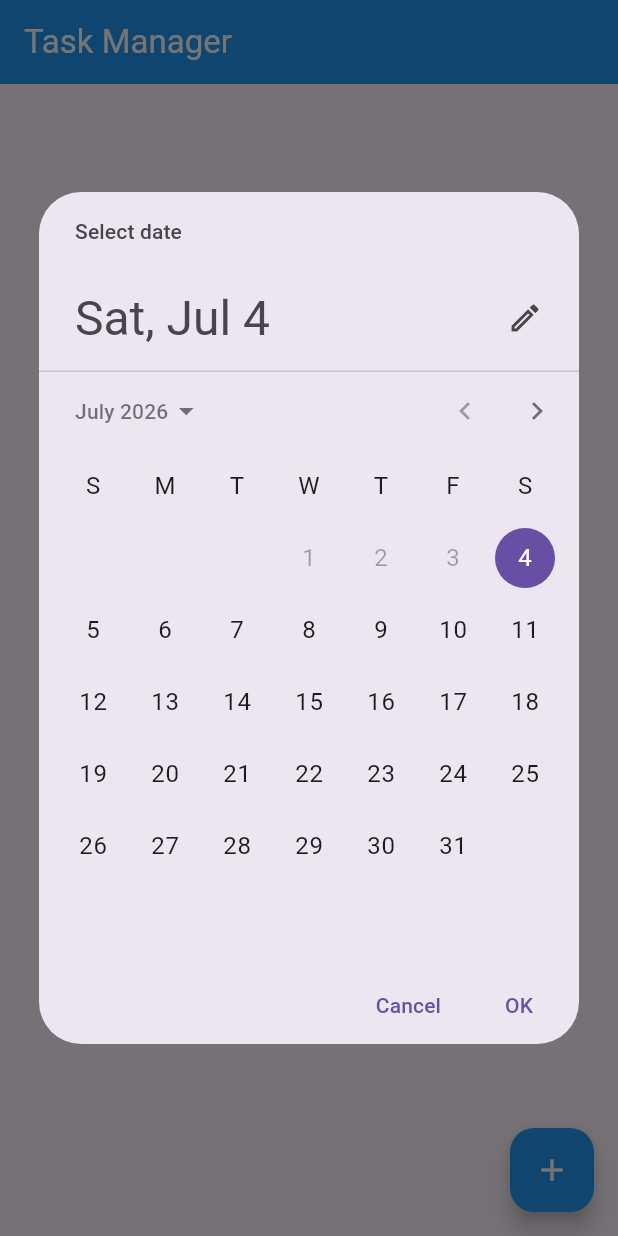
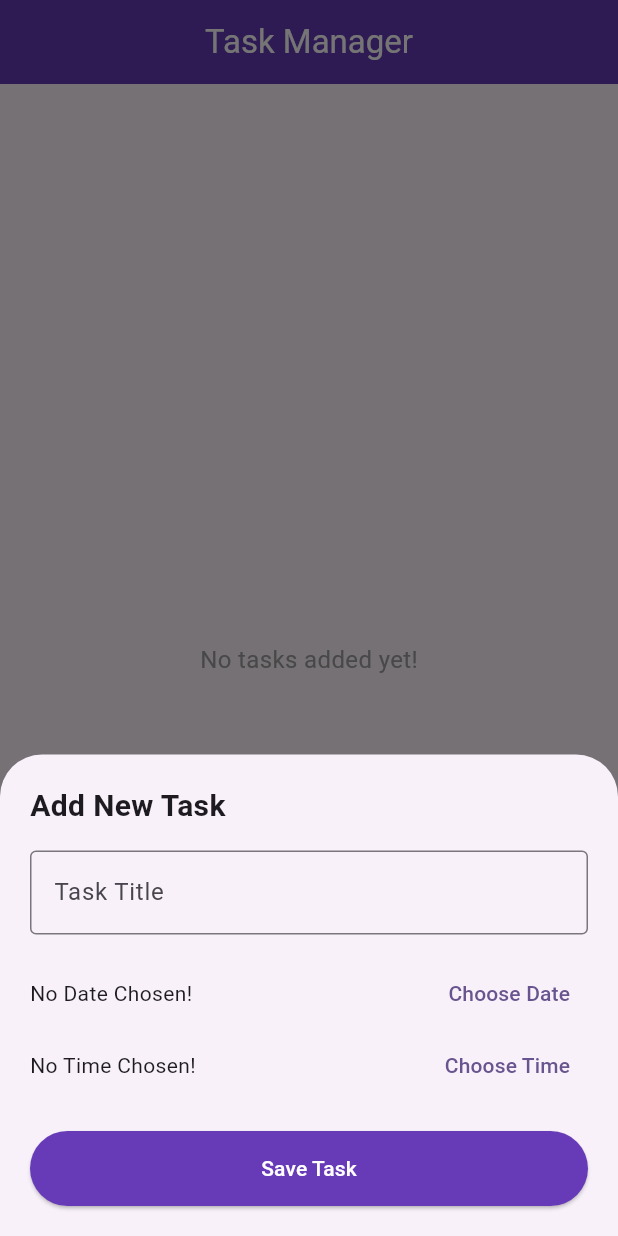
Before and after one commit to rachanans09/Task_manager_app, a Flutter app: the screen it shows after launch, after a tap on the "add" icon, on a phone screen of 412 x 824 dp. Run offline on Flutter 3.47's test engine with Material 3 defaults, Android fonts, the phone set to English and light mode, and no system bars.

Commit message:
Completed full task manager app setup

```diff
--- a/lib/main.dart
+++ b/lib/main.dart
@@ -1,23 +1,23 @@
 import 'package:flutter/material.dart';
-import 'package:provider/provider.dart';
-import 'providers/task_provider.dart';
 import 'screens/home_screen.dart';
 
 void main() {
-  runApp(const MyApp());
+  runApp(const TaskApp());
 }
 
-class MyApp extends StatelessWidget {
-  const MyApp({super.key});
+class TaskApp extends StatelessWidget {
+  const TaskApp({super.key});
 
   @override
   Widget build(BuildContext context) {
-    return ChangeNotifierProvider(
-      create: (context) => TaskProvider(),
-      child: MaterialApp(
-        debugShowCheckedModeBanner: false,
-        home: const HomeScreen(),
+    return MaterialApp(
+      debugShowCheckedModeBanner: false,
+      title: 'Task Manager',
+      theme: ThemeData(
+        colorScheme: ColorScheme.fromSeed(seedColor: Colors.deepPurple),
+        useMaterial3: true,
       ),
+      home: const HomeScreen(),
     );
   }
 }
--- a/lib/models/task.dart
+++ b/lib/models/task.dart
@@ -1,33 +1,15 @@
+import 'package:flutter/material.dart';
+
 class Task {
   final String id;
   final String title;
-  bool isCompleted;
-  final DateTime createdAt; // Stores the exact date and time
+  final DateTime date;
+  final TimeOfDay time;
 
   Task({
     required this.id,
     required this.title,
-    this.isCompleted = false,
-    required this.createdAt,
+    required this.date,
+    required this.time,
   });
-
-  void toggleCompleted() {
-    isCompleted = !isCompleted;
-  }
-
-  // Convert Task to JSON string to save to storage
-  Map<String, dynamic> toJson() => {
-        'id': id,
-        'title': title,
-        'isCompleted': isCompleted,
-        'createdAt': createdAt.toIso8601String(), // Saves time as text
-      };
-
-  // Convert JSON string back to a Task object
-  factory Task.fromJson(Map<String, dynamic> json) => Task(
-        id: json['id'],
-        title: json['title'],
-        isCompleted: json['isCompleted'] ?? false,
-        createdAt: DateTime.parse(json['createdAt']), // Restores time text back to date
-      );
 }
--- a/lib/providers/task_provider.dart
+++ b/lib/providers/task_provider.dart
@@ -1,59 +1,24 @@
-import 'dart:convert';
 import 'package:flutter/material.dart';
-import 'package:shared_preferences/shared_preferences.dart';
 import '../models/task.dart';
 
-class TaskProvider extends ChangeNotifier {
-  List<Task> _tasks = [];
-  List<Task> get tasks => _tasks;
+class TaskProvider with ChangeNotifier {
+  final List<Task> _tasks = [];
 
-  TaskProvider() {
-    _loadTasks();
-  }
+  List<Task> get tasks => [..._tasks];
 
-  // Expects both the title and the deadline date/time
-  void addTask(String title, DateTime deadline) {
-    if (title.trim().isEmpty) return;
-
+  void addTask(String title, DateTime date, TimeOfDay time) {
     final newTask = Task(
-      id: DateTime.now().millisecondsSinceEpoch.toString(),
+      id: DateTime.now().toString(),
       title: title,
-      createdAt: deadline,
+      date: date,
+      time: time,
     );
-
     _tasks.add(newTask);
     notifyListeners();
-    _saveTasks();
-  }
-
-  void toggleTaskStatus(String id) {
-    final index = _tasks.indexWhere((task) => task.id == id);
-    if (index != -1) {
-      _tasks[index].isCompleted = !_tasks[index].isCompleted;
-      notifyListeners();
-      _saveTasks();
-    }
   }
 
   void deleteTask(String id) {
     _tasks.removeWhere((task) => task.id == id);
     notifyListeners();
-    _saveTasks();
-  }
-
-  Future<void> _saveTasks() async {
-    final prefs = await SharedPreferences.getInstance();
-    final String encodedData = jsonEncode(_tasks.map((task) => task.toJson()).toList());
-    await prefs.setString('user_tasks', encodedData);
-  }
-
-  Future<void> _loadTasks() async {
-    final prefs = await SharedPreferences.getInstance();
-    final String? encodedData = prefs.getString('user_tasks');
-    if (encodedData != null) {
-      final List<dynamic> decodedList = jsonDecode(encodedData);
-      _tasks = decodedList.map((item) => Task.fromJson(item)).toList();
-      notifyListeners();
-    }
   }
 }
--- a/lib/screens/home_screen.dart
+++ b/lib/screens/home_screen.dart
@@ -1,86 +1,191 @@
 import 'package:flutter/material.dart';
-import 'package:provider/provider.dart';
-import '../providers/task_provider.dart';
+import 'package:intl/intl.dart';
+import '../models/task.dart';
 
-class HomeScreen extends StatelessWidget {
+class HomeScreen extends StatefulWidget {
   const HomeScreen({super.key});
 
   @override
+  State<HomeScreen> createState() => _HomeScreenState();
+}
+
+class _HomeScreenState extends State<HomeScreen> {
+  // Local list to store tasks directly for simplicity
+  final List<Task> _tasks = [];
+  final _titleController = TextEditingController();
+  DateTime? _selectedDate;
+  TimeOfDay? _selectedTime;
+
+  // Function to pop up the Flutter Date Picker calendar
+  Future<void> _pickDate(BuildContext context, StateSetter setModalState) async {
+    final DateTime? picked = await showDatePicker(
+      context: context,
+      initialDate: DateTime.now(),
+      firstDate: DateTime(2020),
+      lastDate: DateTime(2030),
+    );
+    if (picked != null) {
+      setModalState(() {
+        _selectedDate = picked;
+      });
+    }
+  }
+
+  // Function to pop up the Flutter Time Picker clock
+  Future<void> _pickTime(BuildContext context, StateSetter setModalState) async {
+    final TimeOfDay? picked = await showTimePicker(
+      context: context,
+      initialTime: TimeOfDay.now(),
+    );
+    if (picked != null) {
+      setModalState(() {
+        _selectedTime = picked;
+      });
+    }
+  }
+
+  // Shows the sheet sliding up from the bottom to add a new task
+  void _showAddTaskSheet(BuildContext context) {
+    _titleController.clear();
+    _selectedDate = null;
+    _selectedTime = null;
+
+    showModalBottomSheet(
+      context: context,
+      isScrollControlled: true,
+      builder: (context) {
+        return StatefulBuilder(
+          builder: (BuildContext context, StateSetter setModalState) {
+            return Padding(
+              padding: EdgeInsets.only(
+                bottom: MediaQuery.of(context).viewInsets.bottom,
+                top: 20,
+                left: 20,
+                right: 20,
+              ),
+              child: Column(
+                mainAxisSize: MainAxisSize.min,
+                crossAxisAlignment: CrossAxisAlignment.start,
+                children: [
+                  const Text(
+                    'Add New Task',
+                    style: TextStyle(fontSize: 20, fontWeight: FontWeight.bold),
+                  ),
+                  const SizedBox(height: 15),
+                  TextField(
+                    controller: _titleController,
+                    decoration: const InputDecoration(
+                      labelText: 'Task Title',
+                      border: OutlineInputBorder(),
+                    ),
+                  ),
+                  const SizedBox(height: 15),
+                  Row(
+                    children: [
+                      Expanded(
+                        child: Text(_selectedDate == null
+                            ? 'No Date Chosen!'
+                            : 'Date: ${DateFormat.yMMMd().format(_selectedDate!)}'),
+                      ),
+                      TextButton(
+                        onPressed: () => _pickDate(context, setModalState),
+                        child: const Text('Choose Date'),
+                      ),
+                    ],
+                  ),
+                  Row(
+                    children: [
+                      Expanded(
+                        child: Text(_selectedTime == null
+                            ? 'No Time Chosen!'
+                            : 'Time: ${_selectedTime!.format(context)}'),
+                      ),
+                      TextButton(
+                        onPressed: () => _pickTime(context, setModalState),
+                        child: const Text('Choose Time'),
+                      ),
+                    ],
+                  ),
+                  const SizedBox(height: 20),
+                  ElevatedButton(
+                    style: ElevatedButton.styleFrom(
+                      minimumSize: const Size.fromHeight(50),
+                      backgroundColor: Colors.deepPurple,
+                      foregroundColor: Colors.white,
+                    ),
+                    onPressed: () {
+                      if (_titleController.text.isEmpty ||
+                          _selectedDate == null ||
+                          _selectedTime == null) {
+                        return; // Don't save if fields are empty
+                      }
+                      setState(() {
+                        _tasks.add(Task(
+                          id: DateTime.now().toString(),
+                          title: _titleController.text,
+                          date: _selectedDate!,
+                          time: _selectedTime!,
+                        ));
+                      });
+                      Navigator.pop(context); // Close the bottom sheet
+                    },
+                    child: const Text('Save Task'),
+                  ),
+                  const SizedBox(height: 20),
+                ],
+              ),
+            );
+          },
+        );
+      },
+    );
+  }
+
+  @override
   Widget build(BuildContext context) {
-    final taskProvider = Provider.of<TaskProvider>(context);
-    final tasks = taskProvider.tasks;
-
     return Scaffold(
       appBar: AppBar(
         title: const Text('Task Manager', style: TextStyle(color: Colors.white)),
-        backgroundColor: Colors.blue,
+        backgroundColor: Colors.deepPurple,
+        centerTitle: true,
       ),
-      body: ListView.builder(
-        itemCount: tasks.length,
+      body: _tasks.isEmpty
+          ? const Center(
+              child: Text(
+                'No tasks added yet!',
+                style: TextStyle(fontSize: 16, color: Colors.grey),
+              ),
+            )
+          : ListView.builder(
+              itemCount: _tasks.length,
               itemBuilder: (context, index) {
-          final task = tasks[index];
-          return ListTile(
-            title: Text(task.title),
-            subtitle: Text('Due: ${task.createdAt.day}/${task.createdAt.month} @ ${task.createdAt.hour}:${task.createdAt.minute}'),
-            leading: Checkbox(
-              value: task.isCompleted,
-              onChanged: (_) => taskProvider.toggleTaskStatus(task.id),
+                final task = _tasks[index];
+                return Card(
+                  margin: const EdgeInsets.symmetric(horizontal: 15, vertical: 6),
+                  elevation: 2,
+                  child: ListTile(
+                    title: Text(
+                      task.title,
+                      style: const TextStyle(fontWeight: FontWeight.bold),
+                    ),
+                    subtitle: Text(
+                      '${DateFormat.yMMMd().format(task.date)} at ${task.time.format(context)}',
                     ),
                     trailing: IconButton(
-              icon: const Icon(Icons.delete, color: Colors.red),
-              onPressed: () => taskProvider.deleteTask(task.id),
+                      icon: const Icon(Icons.delete, color: Colors.redAccent),
+                      onPressed: () {
+                        setState(() {
+                          _tasks.removeAt(index);
+                        });
+                      },
+                    ),
                   ),
                 );
               },
             ),
       floatingActionButton: FloatingActionButton(
-        backgroundColor: Colors.blue,
-        onPressed: () async {
-          // 1. Pick Date
-          final date = await showDatePicker(
-            context: context,
-            initialDate: DateTime.now(),
-            firstDate: DateTime.now(),
-            lastDate: DateTime(2030),
-          );
-          if (date == null) return;
-
-          // 2. Pick Time
-          if (!context.mounted) return;
-          final time = await showTimePicker(
-            context: context,
-            initialTime: TimeOfDay.now(),
-          );
-          if (time == null) return;
-
-          // Combined Date and Time
-          final finalDateTime = DateTime(date.year, date.month, date.day, time.hour, time.minute);
-          final TextEditingController textController = TextEditingController();
-
-          // 3. Show dialog to type the title
-          if (!context.mounted) return;
-          showDialog(
-            context: context,
-            builder: (ctx) => AlertDialog(
-              title: const Text('Add Task'),
-              content: TextField(controller: textController, autofocus: true),
-              actions: [
-                TextButton(
-                  onPressed: () => Navigator.pop(ctx),
-                  child: const Text('Cancel'),
-                ),
-                ElevatedButton(
-                  onPressed: () {
-                    taskProvider.addTask(textController.text, finalDateTime);
-                    Navigator.pop(ctx);
-                  },
-                  style: ElevatedButton.styleFrom(backgroundColor: Colors.blue),
-                  child: const Text('Add', style: TextStyle(color: Colors.white)),
-                ),
-              ],
-            ),
-          );
-        },
+        onPressed: () => _showAddTaskSheet(context),
+        backgroundColor: Colors.deepPurple,
         child: const Icon(Icons.add, color: Colors.white),
       ),
     );
--- a/pubspec.yaml
+++ b/pubspec.yaml
@@ -28,10 +28,9 @@ environment:
 # the latest version available on pub.dev. To see which dependencies have newer
 # versions available, run `flutter pub outdated`.
 dependencies:
-  provider:  ^6.1.2
-  shared_preferences:  ^2.3.0
   flutter:
     sdk: flutter
+  intl: ^0.20.3
 
   # The following adds the Cupertino Icons font to your application.
   # Use with the CupertinoIcons class for iOS style icons.
```
Also changed, not shown: pubspec.lock, 2 other files. Lines whose indentation alone changed are shown as unchanged.
